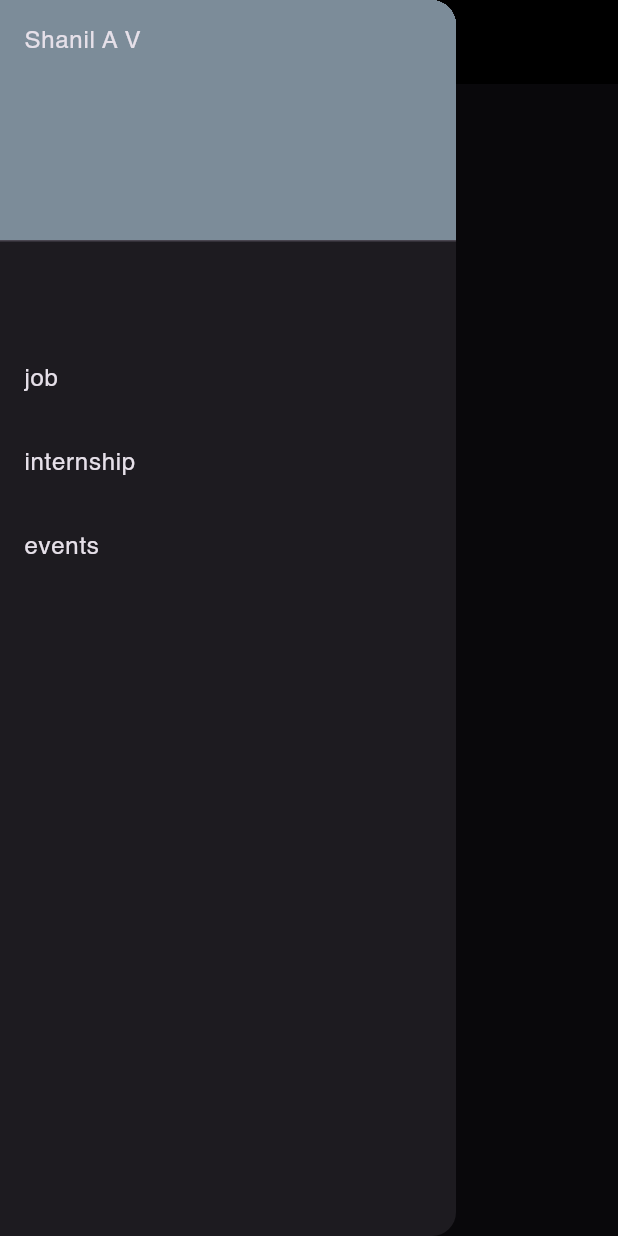
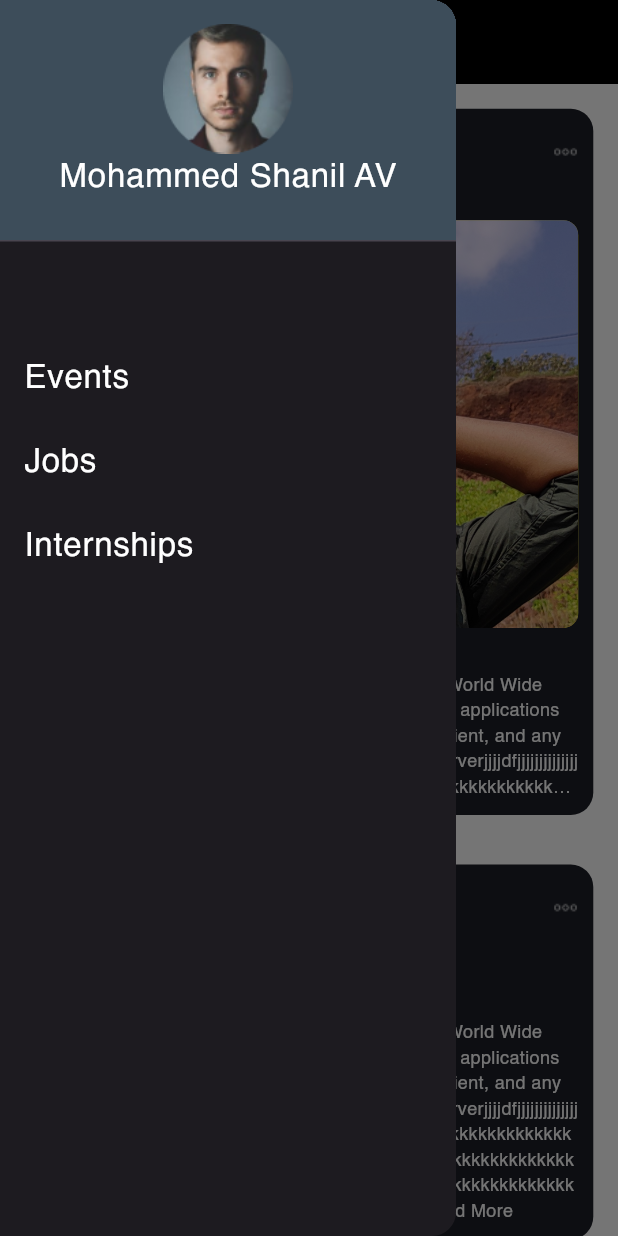
Before and after one commit to angathjr/Alma-FrontEnd, a Flutter app: the screen it shows after launch, with the side drawer open, on a phone screen of 412 x 824 dp. Run offline on Flutter 3.47's test engine with Material 2 defaults, Android fonts, the light colour scheme and no system bars; our stand-ins replace firebase_core, get, get_storage, google_sign_in, table_calendar; accounts and stored records are empty; statements that could not run were skipped.

Commit message:
created left drawer in feed page

```diff
--- a/lib/feed/views/feedDetailScreen.dart
+++ b/lib/feed/views/feedDetailScreen.dart
@@ -30,7 +30,7 @@ class NavigationDrawer extends StatelessWidget {
 
         const DrawerHeader(
         decoration: BoxDecoration(
-          color: Color.fromARGB(255, 124, 140, 153),
+          color: Color.fromARGB(255, 65, 75, 83),
         ),
         child: Text('Shanil A V'),
       ),
--- a/lib/feed/views/feedScreen.dart
+++ b/lib/feed/views/feedScreen.dart
@@ -6,20 +6,25 @@ class FeedPage extends StatelessWidget {
 
   @override
   Widget build(BuildContext context) {
-    print("feed");
+   // print("feed");
     double width = MediaQuery.of(context).size.width;
     double height = MediaQuery.of(context).size.height;
     double postSize = height * 0.6;
      final Test test;
 
     return SafeArea(child: Scaffold(
+      appBar: AppBar(
+         title: Text("Home"),
+        backgroundColor: Colors.black,
+      ),
+       drawer:  NavigationDrawer(),
       backgroundColor: Colors.transparent,
       body: Column(
         children: [
 
-          //appbar
 
-          appBarWidget(height, width),
+
+          //appBarWidget(height, width),
 
 
          //list of all post
@@ -177,3 +182,68 @@ class Test{
 
 
 }
+class NavigationDrawer extends StatelessWidget {
+  const NavigationDrawer({super.key});
+
+  @override
+  Widget build(BuildContext context) =>Drawer(
+    child: Column(
+      crossAxisAlignment: CrossAxisAlignment.stretch,
+      children: [
+
+         DrawerHeader(
+        decoration: const BoxDecoration(
+          color: Color.fromARGB(255, 61, 77, 90),
+        ),
+
+        child: Column(
+          children: [
+
+            Image.asset(
+              'assets/images/pic.png',
+             // height: height * .15,
+              scale: 1.1,
+            ),
+             const Text('Mohammed Shanil AV',
+             style: TextStyle(color: Colors.white, fontSize: 22),),
+
+          ],
+        ),
+
+      ),
+       ListTile(
+        title: const Text(''),
+        onTap: () {
+          // Update the state of the app.
+          // ...
+        },
+      ),
+       ListTile(
+        title: const Text('Events',
+        style: TextStyle(color: Colors.white, fontSize: 22),),
+        onTap: () {
+          // Update the state of the app.
+          // ...
+        },
+      ),
+       ListTile(
+        title: const Text('Jobs',
+         style: TextStyle(color: Colors.white, fontSize: 22),),
+        onTap: () {
+          // Update the state of the app.
+          // ...
+        },
+      ),
+       ListTile(
+        title: const Text('Internships',
+         style: TextStyle(color: Colors.white, fontSize: 22),),
+        onTap: () {
+          // Update the state of the app.
+          // ...
+        },
+      ),
+      ],
+    ),
+  );
+
+}
--- a/lib/main.dart
+++ b/lib/main.dart
@@ -40,7 +40,7 @@ class MyApp extends StatelessWidget {
         useMaterial3: true,
         fontFamily: 'Helvetica',
       ),
-      home: feedDetailedScreen(),
+      home: FeedPage(),
       //getPages: [
       //  GetPage(
          //   name: '/',
```
